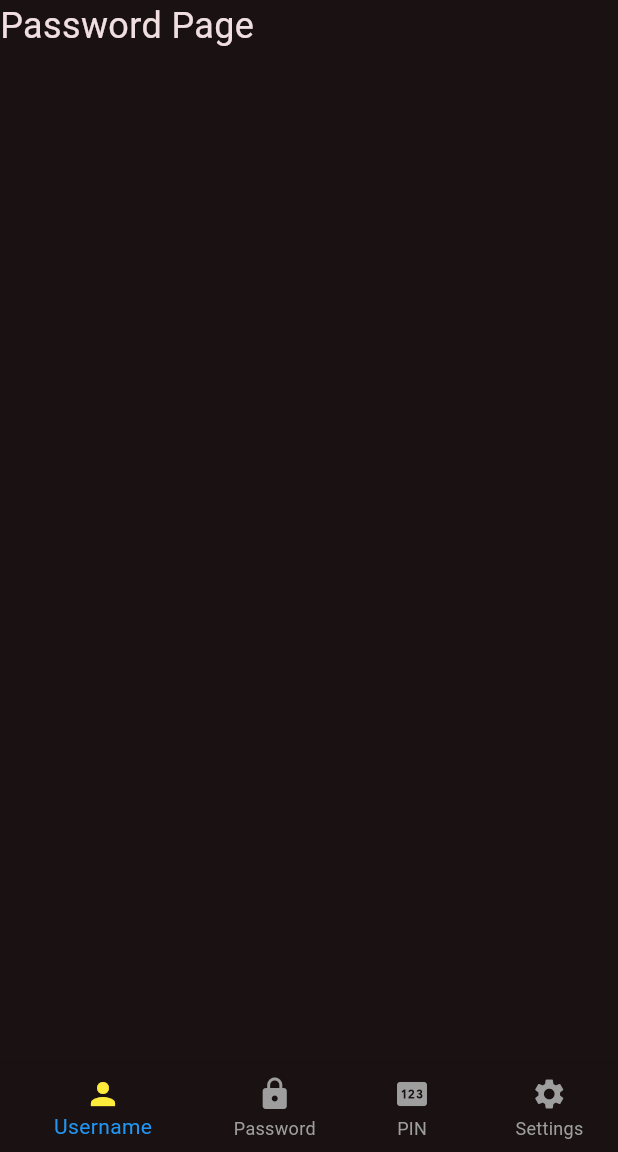
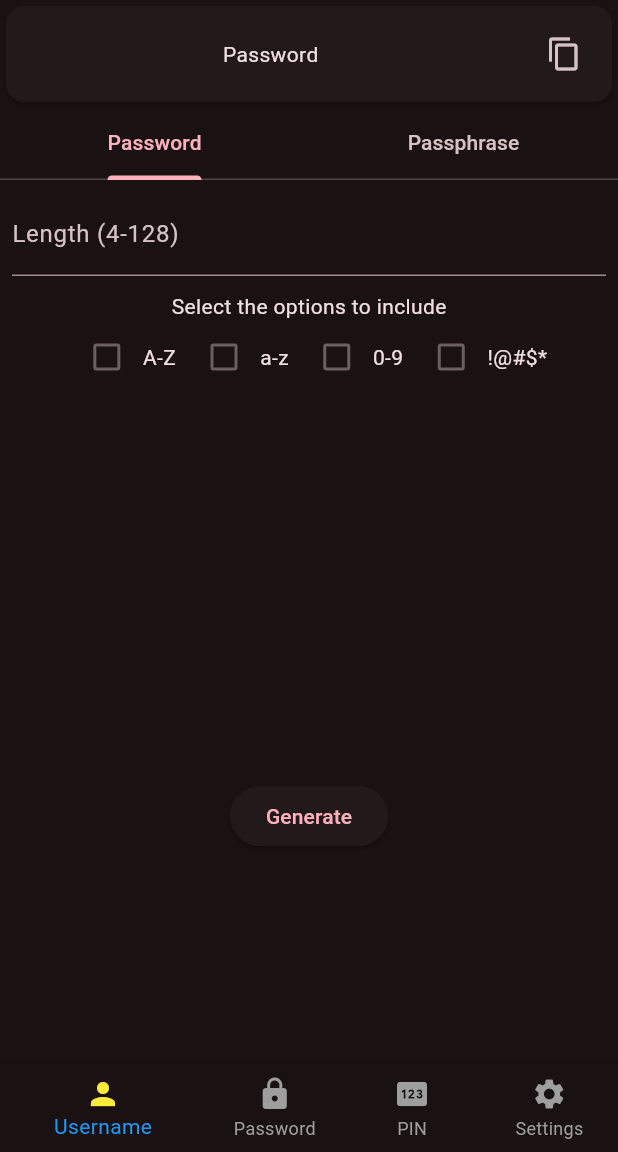
Before and after one commit to Rajesh3009/LoginWizard, a Flutter app: the screen it shows after launch, swiped to page 2, on a phone screen of 412 x 824 dp, the part 84-1236 px from its top. Run offline on Flutter 3.47's test engine with Material 3 defaults, Android fonts, the phone set to English and light mode, and no system bars; our stand-ins replace drift, flutter_riverpod, shared_preferences; missing offline and left inert: word_generator; accounts and stored records are empty; generated files the repository leaves out were written again.

Commit message:
Add PasswordView and integrate it into the main navigation; update UsernameView to support copying username to clipboard

```diff
--- a/lib/main.dart
+++ b/lib/main.dart
@@ -1,5 +1,6 @@
 import 'package:flutter/material.dart';
 import 'package:flutter_riverpod/flutter_riverpod.dart';
+import 'package:loginwizard/views/password_view.dart';
 import 'package:loginwizard/views/username_view.dart';
 
 void main() {
@@ -34,7 +35,7 @@ class MyHomePage extends ConsumerWidget {
 
   final List<Widget> _widgetOptions = <Widget>[
     UsernameView(),
-    Text('Password Page', style: TextStyle(fontSize: 24)),
+    PasswordView(),
     Text('PIN Page', style: TextStyle(fontSize: 24)),
     Text('About Page', style: TextStyle(fontSize: 24)),
   ];
--- a/lib/views/password_view.dart
+++ b/lib/views/password_view.dart
@@ -0,0 +1,147 @@
+import 'package:flutter/material.dart';
+import 'package:flutter/services.dart';
+import 'package:flutter_riverpod/flutter_riverpod.dart';
+
+class PasswordView extends ConsumerStatefulWidget {
+  const PasswordView({super.key});
+
+  @override
+  ConsumerState<PasswordView> createState() => _PasswordViewState();
+}
+
+class _PasswordViewState extends ConsumerState<PasswordView>
+    with TickerProviderStateMixin {
+  late TabController _tabController;
+  String? _errorText;
+
+  @override
+  void initState() {
+    super.initState();
+    _tabController = TabController(length: 2, vsync: this);
+  }
+
+  @override
+  void dispose() {
+    _tabController.dispose();
+    super.dispose();
+  }
+
+  @override
+  Widget build(BuildContext context) {
+    return Scaffold(
+      body: SingleChildScrollView(
+        child: Column(
+          children: [
+            Card(
+              child: Padding(
+                padding: const EdgeInsets.all(8.0),
+                child: Row(
+                  children: [
+                    Expanded(
+                        child: SelectableText(
+                      'Password',
+                      textAlign: TextAlign.center,
+                    )),
+                    IconButton(
+                      onPressed: () async {
+                        await Clipboard.setData(
+                            ClipboardData(text: 'username'));
+                        if (context.mounted) {
+                          ScaffoldMessenger.of(context).showSnackBar(
+                            const SnackBar(
+                              content: Text('Password copied to clipboard'),
+                              duration: Duration(seconds: 2),
+                            ),
+                          );
+                        }
+                      },
+                      icon: const Icon(Icons.copy),
+                    ),
+                  ],
+                ),
+              ),
+            ),
+            TabBar(
+              controller: _tabController,
+              tabs: const [
+                Tab(text: 'Password'),
+                Tab(text: 'Passphrase'),
+              ],
+            ),
+            ConstrainedBox(
+              constraints: const BoxConstraints(maxHeight: 400),
+              child: TabBarView(
+                controller: _tabController,
+                children: [
+                  Padding(
+                    padding: const EdgeInsets.all(8.0),
+                    child: _passwordBuilder(),
+                  ),
+                  const Text('Passphrase Page', style: TextStyle(fontSize: 24)),
+                ],
+              ),
+            ),
+            ElevatedButton(onPressed: () {}, child: Text('Generate')),
+          ],
+        ),
+      ),
+    );
+  }
+
+  Widget _passwordBuilder() {
+    return Column(
+      children: [
+        TextField(
+          keyboardType: TextInputType.number,
+          inputFormatters: [
+            FilteringTextInputFormatter.digitsOnly,
+            LengthLimitingTextInputFormatter(3), // Limit to 3 digits
+          ],
+          decoration: InputDecoration(
+            labelText: 'Length (4-128)',
+            hintText: 'Enter the length of the password',
+            errorText: _validateLength(),
+          ),
+          onChanged: (value) {
+            if (value.isNotEmpty) {
+              int length = int.parse(value);
+              if (length < 4) {
+                setState(() => _errorText = 'Minimum length is 4');
+              } else if (length > 128) {
+                setState(() => _errorText = 'Maximum length is 128');
+              } else {
+                setState(() => _errorText = null);
+              }
+            }
+          },
+        ),
+        SizedBox(height: 10),
+        Text('Select the options to include'),
+        Wrap(
+          runSpacing: 8,
+          spacing: 8,
+          children: [
+            customCheckBox('A-Z', false, (bool value) {}),
+            customCheckBox('a-z', false, (bool value) {}),
+            customCheckBox('0-9', false, (bool value) {}),
+            customCheckBox(r'!@#$*', false, (bool value) {}),
+          ],
+        )
+      ],
+    );
+  }
+
+  Widget customCheckBox(String text, bool value, Function(bool) onChanged) {
+    return Row(
+            mainAxisSize: MainAxisSize.min,
+            children: [
+              Checkbox.adaptive(value: value, onChanged: onChanged(value)),
+              Text(text),
+            ],
+          );
+  }
+
+  String? _validateLength() {
+    return _errorText;
+  }
+}
--- a/lib/views/username_view.dart
+++ b/lib/views/username_view.dart
@@ -1,6 +1,7 @@
 import 'package:flutter/material.dart';
 import 'package:flutter_riverpod/flutter_riverpod.dart';
 import 'package:loginwizard/utils/conts.dart';
+import 'package:flutter/services.dart';
 
 import '../provider/sharedpref_provider.dart';
 import '../provider/username_provider.dart';
@@ -53,9 +54,23 @@ class _UsernameViewState extends ConsumerState<UsernameView> {
                 padding: const EdgeInsets.all(8.0),
                 child: Row(
                   children: [
-                    Expanded(child: SelectableText(username,textAlign: TextAlign.center,)),
+                    Expanded(
+                        child: SelectableText(
+                      username,
+                      textAlign: TextAlign.center,
+                    )),
                     IconButton(
-                      onPressed: () {},
+                      onPressed: () async {
+                        await Clipboard.setData(ClipboardData(text: username));
+                        if (context.mounted) {
+                          ScaffoldMessenger.of(context).showSnackBar(
+                            const SnackBar(
+                              content: Text('Username copied to clipboard'),
+                              duration: Duration(seconds: 2),
+                            ),
+                          );
+                        }
+                      },
                       icon: const Icon(Icons.copy),
                     ),
                   ],
@@ -111,15 +126,20 @@ class _UsernameViewState extends ConsumerState<UsernameView> {
                   prefs.addString('username_format', _formatController.text);
                   ref
                       .read(usernameProvider.notifier)
-                      .generateUsername(_formatController.text,numLen);
+                      .generateUsername(_formatController.text, numLen);
                 }
               },
               child: const Text('Generate'),
             ),
             SizedBox(height: 10),
-            ElevatedButton(onPressed: () {
-              Navigator.push(context, MaterialPageRoute(builder: (context) => UsernameHistory()));
-            }, child: Text('History')),
+            ElevatedButton(
+                onPressed: () {
+                  Navigator.push(
+                      context,
+                      MaterialPageRoute(
+                          builder: (context) => UsernameHistory()));
+                },
+                child: Text('History')),
           ],
         ),
       ),
```
Also changed, not shown: 2 other files.
